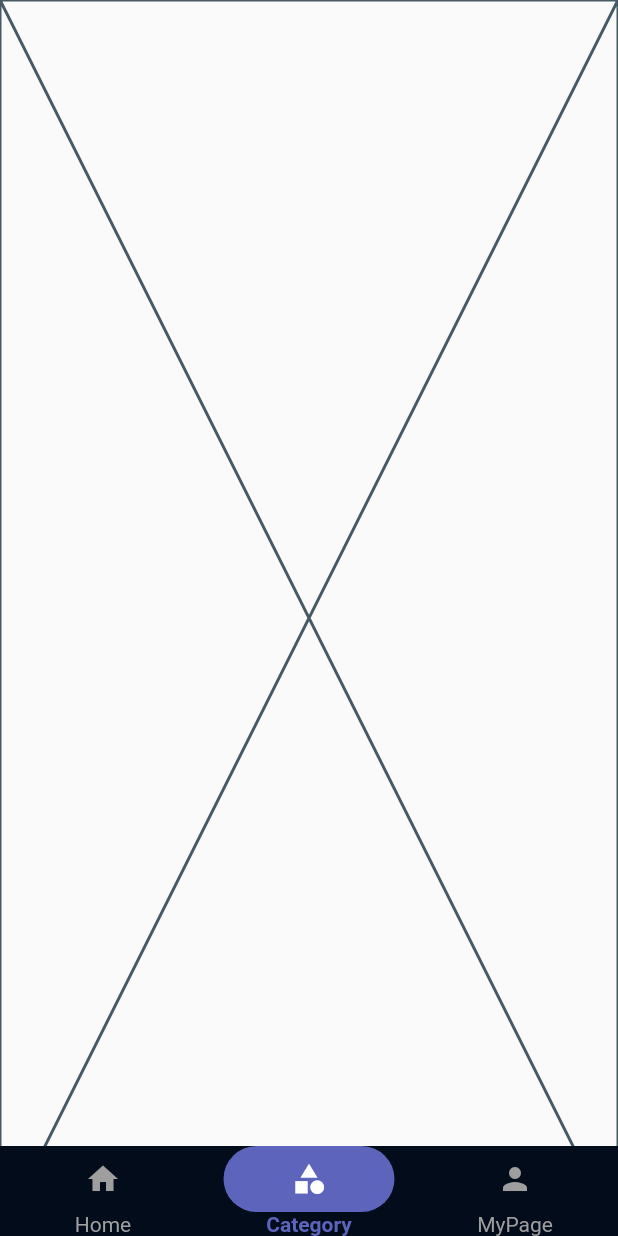
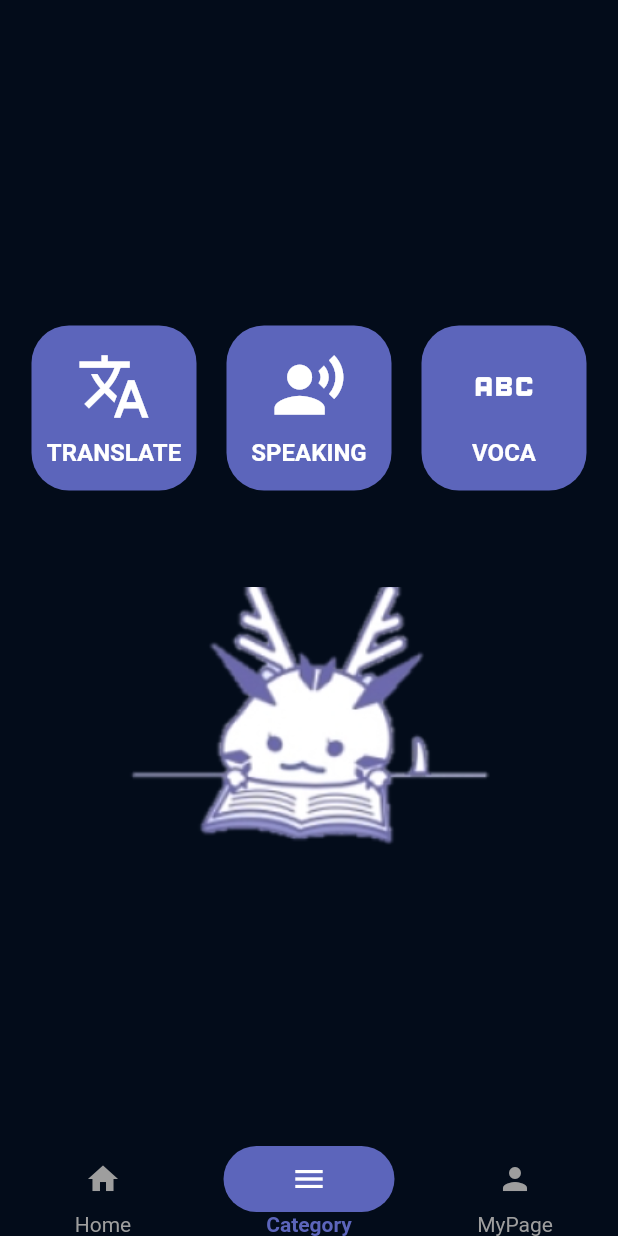
Before and after one commit to 2023-sungshin-sw/good-at-swimming-front, a Flutter app: the screen it shows after launch, item 2 of the bottom bar chosen, on a phone screen of 412 x 824 dp. Run offline on Flutter 3.47's test engine with Material 2 defaults, Android fonts, the phone set to English and light mode, and no system bars.

Commit message:
Design : 카테고리 페이지 구성 및 페이지 연결

```diff
--- a/lib/main.dart
+++ b/lib/main.dart
@@ -1,4 +1,6 @@
+import 'package:flutter/foundation.dart';
 import 'package:flutter/material.dart';
+import 'package:good_swimming/tab/category/category_page.dart';
 import 'package:good_swimming/tab/category/word/create_page.dart';
 import 'package:good_swimming/logIn/signUp_page.dart';
 import 'package:good_swimming/tab/category/word/result_page.dart';
--- a/lib/tab/category/category_page.dart
+++ b/lib/tab/category/category_page.dart
@@ -1,4 +1,7 @@
 import 'package:flutter/material.dart';
+import 'package:good_swimming/tab/category/speaking/speaking_page.dart';
+import 'package:good_swimming/tab/category/translation/translation_page.dart';
+import 'package:good_swimming/tab/category/word/word_page.dart';
 
 class CategoryPage extends StatefulWidget {
   const CategoryPage({super.key});
@@ -10,6 +13,97 @@ class CategoryPage extends StatefulWidget {
 class _CategoryPageState extends State<CategoryPage> {
   @override
   Widget build(BuildContext context) {
-    return const Placeholder();
+    return Scaffold(
+      backgroundColor: const Color(0xFF030C1A),
+      body: Center(
+        child: Column(
+          mainAxisAlignment: MainAxisAlignment.center,
+          children: [
+            Row(
+              mainAxisAlignment: MainAxisAlignment.center,
+              children: [
+                _buildCategoryButton(
+                  context,
+                  Icons.translate,
+                  'TRANSLATE',
+                  () {
+                    Navigator.push(
+                      context,
+                      MaterialPageRoute(
+                          builder: (context) => const TranslatePage()),
+                    );
+                  },
+                ),
+                const SizedBox(width: 20),
+                _buildCategoryButton(
+                  context,
+                  Icons.record_voice_over,
+                  'SPEAKING',
+                  () {
+                    Navigator.push(
+                      context,
+                      MaterialPageRoute(
+                          builder: (context) => const SpeakingPage()),
+                    );
+                  },
+                ),
+                const SizedBox(width: 20),
+                _buildCategoryButton(
+                  context,
+                  Icons.abc,
+                  'VOCA',
+                  () {
+                    Navigator.push(
+                      context,
+                      MaterialPageRoute(builder: (context) => const WordPage()),
+                    );
+                  },
+                ),
+              ],
+            ),
+            const SizedBox(height: 30), // 이미지와 박스 간 간격 조정
+            Image.asset(
+              'assets/수룡.png', // 이미지 파일 경로
+              width: 400, // 이미지 너비 조정
+              height: 250, // 이미지 높이 조정
+            ),
+          ],
+        ),
+      ),
+    );
+  }
+
+  Widget _buildCategoryButton(BuildContext context, IconData iconData,
+      String label, VoidCallback onPressed) {
+    return GestureDetector(
+      onTap: onPressed,
+      child: Container(
+        width: 110,
+        height: 110,
+        decoration: BoxDecoration(
+          color: const Color(0xFF5C65BB), // 박스 색상 설정
+          borderRadius: BorderRadius.circular(25), // 둥근 모서리 설정
+        ),
+        child: Column(
+          mainAxisAlignment: MainAxisAlignment.center,
+          children: [
+            Icon(
+              iconData,
+              size: 50,
+              color: Colors.white,
+            ),
+            const SizedBox(height: 10),
+            Text(
+              label,
+              style: const TextStyle(
+                color: Colors.white,
+                fontSize: 16,
+                fontWeight: FontWeight.bold,
+              ),
+            ),
+          ],
+        ),
+      ),
+    );
   }
 }
--- a/lib/tab/tab_page.dart
+++ b/lib/tab/tab_page.dart
@@ -33,7 +33,7 @@ class _TabPageState extends State<TabPage> {
                 mainAxisAlignment: MainAxisAlignment.spaceAround,
                 children: [
                   _buildTabItem(0, Icons.home, 'Home'),
-                  _buildTabItem(1, Icons.category, 'Category'),
+                  _buildTabItem(1, Icons.menu, 'Category'),
                   _buildTabItem(2, Icons.person, 'MyPage'),
                 ],
               ),
```
Also changed, not shown: lib/tab/category/speaking/speaking_page.dart (+15 -0 lines), lib/tab/category/translation/translation_page.dart (+15 -0 lines).
